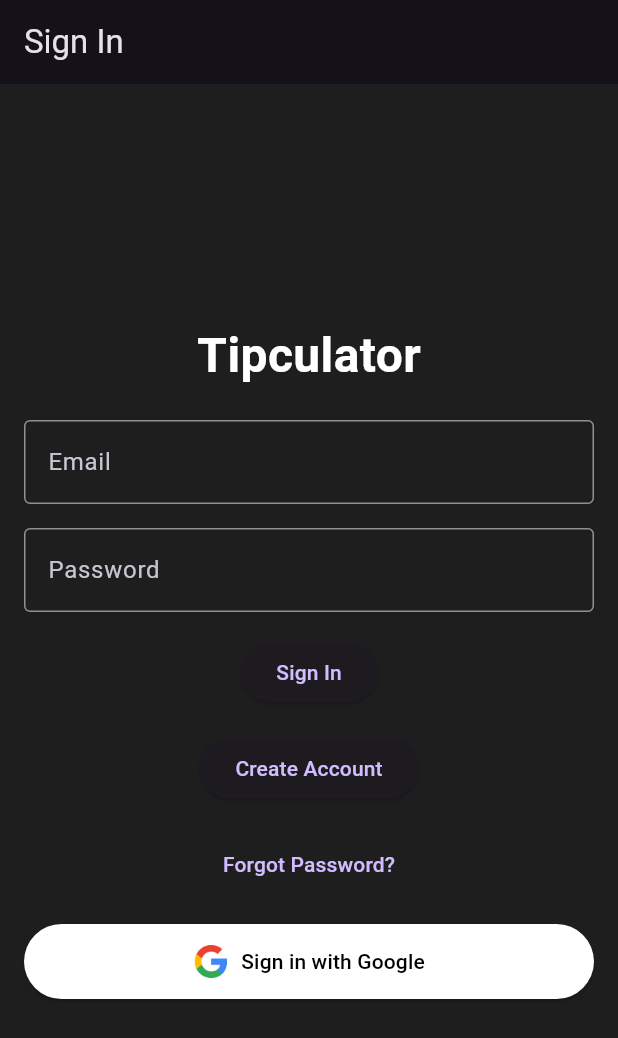
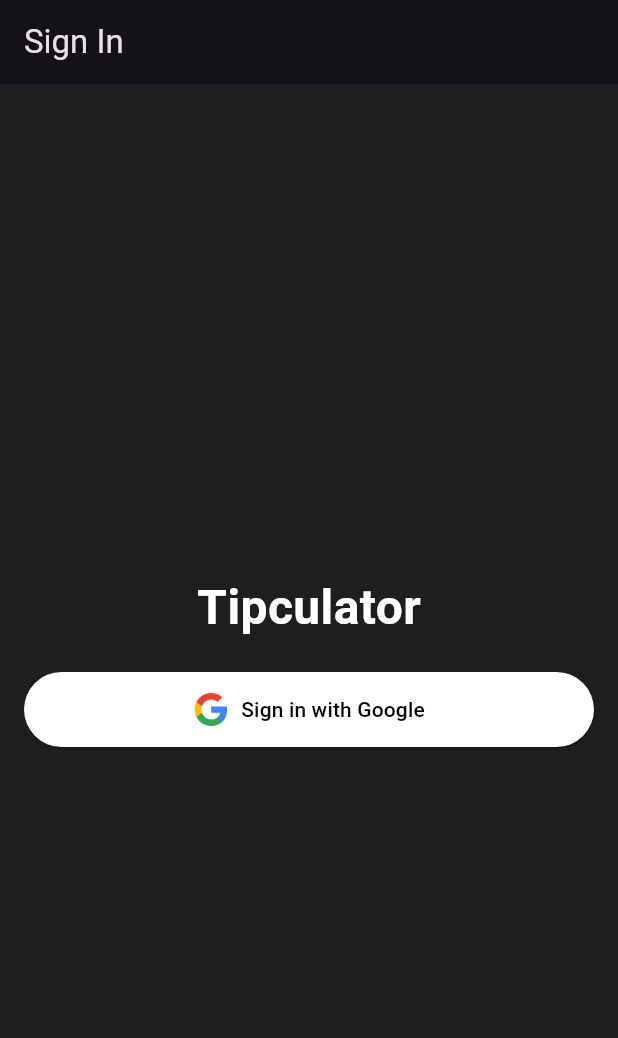
Before and after one commit to hcnguyen1/Tipculator, a Flutter app: the screen it shows after launch, on a phone screen of 412 x 824 dp. Shown: the top 1038 px of the screen. Run offline on Flutter 3.47's test engine with Material 3 defaults, Android fonts, the phone set to English and light mode, and no system bars; our stand-ins replace firebase_auth, firebase_core, google_sign_in, image_picker; missing offline and left inert: google_mlkit_text_recognition; accounts and stored records are empty; generated files the repository leaves out were written again.

Commit message:
Final Demo Update 5

```diff
--- a/lib/signin.dart
+++ b/lib/signin.dart
@@ -1,7 +1,5 @@
 import 'package:flutter/material.dart';
 import 'package:firebase_auth/firebase_auth.dart';
-import 'create_account_screen.dart';
-import 'forgot_password_screen.dart';
 import 'package:google_sign_in/google_sign_in.dart';
 
 class SignIn extends StatefulWidget {
@@ -14,61 +12,32 @@ class SignIn extends StatefulWidget {
 }
 
 class SignInState extends State<SignIn> {
-  final TextEditingController _emailController = TextEditingController();
-  final TextEditingController _passwordController = TextEditingController();
   final FirebaseAuth _auth = FirebaseAuth.instance;
-  String _errorMessage = '';
-
-  Future<void> _signIn() async {
-    try {
-      await _auth.signInWithEmailAndPassword(
-        email: _emailController.text,
-        password: _passwordController.text,
-      );
-      widget.onSignInSuccess();
-    } catch (e) {
-      setState(() {
-        _errorMessage = e.toString();
-      });
-    }
-  }
+  String errorMessage = '';
 
   Future<void> _signInWithGoogle() async {
     try {
       final GoogleSignInAccount? googleUser = await GoogleSignIn().signIn();
-      if (googleUser == null) {
-        // The user canceled the sign-in
-        return;
-      }
+      if (googleUser == null) return;
 
-      final GoogleSignInAuthentication googleAuth = await googleUser.authentication;
+      final GoogleSignInAuthentication googleAuth =
+          await googleUser.authentication;
       final AuthCredential credential = GoogleAuthProvider.credential(
         accessToken: googleAuth.accessToken,
         idToken: googleAuth.idToken,
       );
 
       await _auth.signInWithCredential(credential);
-      widget.onSignInSuccess();
+
+      if (mounted) {
+        setState(() {});
+        widget.onSignInSuccess();
+      }
     } catch (e) {
       setState(() {
-        _errorMessage = e.toString();
+        errorMessage = e.toString();
       });
     }
-  }
-
-  void _createAccount() {
-    Navigator.push(
-      context,
-      MaterialPageRoute(builder: (context) => CreateAccountScreen()),
-    );
-  }
-
-  void _forgotPassword() {
-    // Navigate to the forgot password screen
-    Navigator.push(
-      context,
-      MaterialPageRoute(builder: (context) => ForgotPasswordScreen()),
-    );
   }
 
   @override
@@ -83,58 +52,10 @@ class SignInState extends State<SignIn> {
             // App Name
             const Text(
               "Tipculator",
-              style: TextStyle(
-                fontSize: 32,
-                fontWeight: FontWeight.bold,
-              ),
+              style: TextStyle(fontSize: 32, fontWeight: FontWeight.bold),
             ),
-            const SizedBox(height: 20), // add some space
-            // Email Field
-            TextField(
-              controller: _emailController,
-              decoration: const InputDecoration(
-                labelText: 'Email',
-                border: OutlineInputBorder(),
-              ),
-            ),
-            const SizedBox(height: 16),
-            // Password Field
-            TextField(
-              controller: _passwordController,
-              decoration: const InputDecoration(
-                labelText: 'Password',
-                border: OutlineInputBorder(),
-              ),
-              obscureText: true,
-            ),
-            const SizedBox(height: 16),
-            // Sign In Button
-            ElevatedButton(
-              onPressed: _signIn,
-              child: const Text("Sign In"),
-            ),
-            if (_errorMessage.isNotEmpty)
-              Padding(
-                padding: const EdgeInsets.only(top: 16.0),
-                child: Text(
-                  _errorMessage,
-                  style: const TextStyle(color: Colors.red),
-                ),
-              ),
-            const SizedBox(height: 16),
-            // Create Account Button
-            ElevatedButton(
-              onPressed: _createAccount,
-              child: const Text("Create Account"),
-            ),
-            const SizedBox(height: 16),
-            // Forgot Password Button
-            TextButton(
-              onPressed: _forgotPassword,
-              child: const Text("Forgot Password?"),
-            ),
+            const SizedBox(height: 20),
             // Sign in with Google Button
-            const SizedBox(height: 16),
             ElevatedButton(
               onPressed: _signInWithGoogle,
               style: ElevatedButton.styleFrom(
@@ -152,9 +73,7 @@ class SignInState extends State<SignIn> {
                   const SizedBox(width: 8),
                   const Text(
                     'Sign in with Google',
-                    style: TextStyle(
-                      color: Colors.black,
-                    ),
+                    style: TextStyle(color: Colors.black),
                   ),
                 ],
               ),
```
Also changed, not shown: lib/create_account_screen.dart (deleted, +0 -83 lines), lib/forgot_password_screen.dart (deleted, +0 -66 lines), 1 other file.
